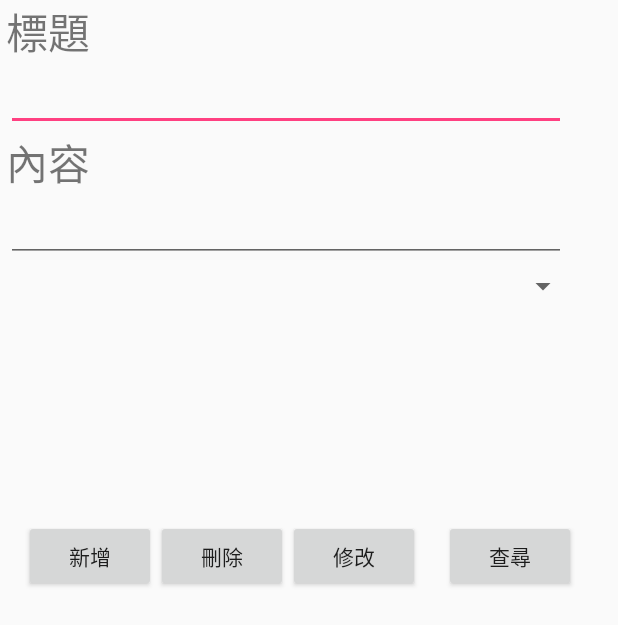
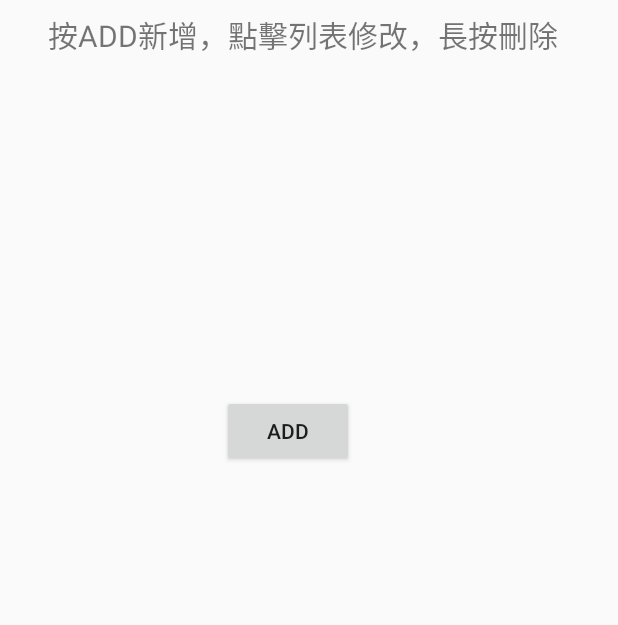
Before and after one commit to MomentaryChen/SportApp, an Android app: the layout activity_notebook.xml on its own in the app's theme, with its tools: preview values and no code run, on a phone screen of 412 x 824 dp. Shown: the top 625 px of the screen. Run offline under Robolectric (Android 15) with nearby library versions, the light colour scheme and no system bars.

Commit message:
剩一些bug

```diff
--- a/app/src/main/AndroidManifest.xml
+++ b/app/src/main/AndroidManifest.xml
@@ -14,6 +14,8 @@
     <uses-permission android:name="com.google.android.providers.gsf.permission.READ_GSERVICES" />
     <uses-permission android:name="android.permission.ACCESS_COARSE_LOCATION" />
     <uses-permission android:name="android.permission.ACCESS_FINE_LOCATION" />
+    <uses-permission android:name="android.permission.READ_EXTERNAL_STORAGE"/>
+
 
     <application
         android:allowBackup="true"
--- a/app/src/main/res/layout/activity_notebook.xml
+++ b/app/src/main/res/layout/activity_notebook.xml
@@ -7,105 +7,35 @@
     tools:context=".NotebookActivity">
 
     <Button
-        android:id="@+id/Add"
+        android:id="@+id/btn_addnote"
         android:layout_width="wrap_content"
         android:layout_height="wrap_content"
-        android:layout_marginStart="16dp"
-        android:layout_marginTop="12dp"
-        android:text="新增"
+        android:layout_marginStart="148dp"
+        android:layout_marginTop="8dp"
+        android:text="Add"
         app:layout_constraintStart_toStartOf="parent"
-        app:layout_constraintTop_toBottomOf="@+id/linearLayout" />
+        app:layout_constraintTop_toBottomOf="@+id/lv_notes" />
 
-    <Button
-        android:id="@+id/Delete"
+    <ListView
+        android:id="@+id/lv_notes"
+        android:layout_width="368dp"
+        android:layout_height="215dp"
+        android:layout_marginStart="8dp"
+        android:layout_marginTop="40dp"
+        app:layout_constraintStart_toStartOf="parent"
+        app:layout_constraintTop_toTopOf="parent" />
+
+    <TextView
+        android:id="@+id/textView4"
         android:layout_width="wrap_content"
         android:layout_height="wrap_content"
-        android:text="刪除"
-        app:layout_constraintBottom_toBottomOf="@+id/Add"
-        app:layout_constraintStart_toEndOf="@+id/Add" />
-
-    <Button
-        android:id="@+id/Change"
-        android:layout_width="wrap_content"
-        android:layout_height="wrap_content"
-        android:text="修改"
-        app:layout_constraintBottom_toBottomOf="@+id/Delete"
-        app:layout_constraintStart_toEndOf="@+id/Delete" />
-
-    <Button
-        android:id="@+id/Search"
-        android:layout_width="wrap_content"
-        android:layout_height="wrap_content"
-        android:layout_marginStart="16dp"
-        android:text="查尋"
-        app:layout_constraintBottom_toBottomOf="@+id/Change"
-        app:layout_constraintStart_toEndOf="@+id/Change" />
-
-    <Spinner
-        android:id="@+id/spinner"
-        android:layout_width="386dp"
-        android:layout_height="21dp"
-        android:layout_marginTop="180dp"
+        android:layout_marginEnd="8dp"
+        android:layout_marginTop="8dp"
+        android:text="按ADD新增，點擊列表修改，長按刪除"
+        android:textSize="20dp"
+        app:layout_constraintEnd_toEndOf="parent"
         app:layout_constraintStart_toStartOf="parent"
-        app:layout_constraintTop_toTopOf="parent"></Spinner>
-
-    <LinearLayout
-        android:id="@+id/linearLayout2"
-        android:layout_width="373dp"
-        android:layout_height="209dp"
-        android:layout_marginStart="4dp"
-        android:orientation="vertical"
-        app:layout_constraintStart_toStartOf="parent"
-        app:layout_constraintTop_toTopOf="parent">
-
-        <TextView
-            android:id="@+id/Title"
-            android:layout_width="match_parent"
-            android:layout_height="wrap_content"
-            android:text="標題"
-            android:textSize="28dp"
-            tools:layout_editor_absoluteX="104dp"
-            tools:layout_editor_absoluteY="16dp" />
-
-        <EditText
-            android:id="@+id/editText_title"
-            android:layout_width="match_parent"
-            android:layout_height="wrap_content"
-            android:ems="10"
-            android:inputType="textPersonName" />
-
-        <TextView
-            android:id="@+id/textView_content"
-            android:layout_width="match_parent"
-            android:layout_height="wrap_content"
-            android:text="內容"
-            android:textSize="28dp" />
-
-        <EditText
-            android:id="@+id/editText_content"
-            android:layout_width="match_parent"
-            android:layout_height="wrap_content"
-            android:ems="10"
-            android:inputType="textPersonName" />
-    </LinearLayout>
-
-    <LinearLayout
-        android:id="@+id/linearLayout"
-        android:layout_width="370dp"
-        android:layout_height="117dp"
-        android:layout_marginStart="8dp"
-        android:layout_marginTop="8dp"
-        android:orientation="vertical"
-        app:layout_constraintStart_toStartOf="parent"
-        app:layout_constraintTop_toBottomOf="@+id/linearLayout2">
-
-        <TextView
-            android:id="@+id/textView_show"
-            android:layout_width="match_parent"
-            android:layout_height="wrap_content"
-            tools:layout_editor_absoluteX="37dp"
-            tools:layout_editor_absoluteY="245dp" />
-    </LinearLayout>
+        app:layout_constraintTop_toTopOf="parent" />
 
 
 </android.support.constraint.ConstraintLayout>
```
Also changed, not shown: app/src/main/java/com/example/momentary/sportapp/FileProcess.java (added, +179 -0 lines), app/src/main/java/com/example/momentary/sportapp/NoteEditor.java (added, +72 -0 lines), app/src/main/java/com/example/momentary/sportapp/NotebookActivity.java (+63 -59 lines), app/src/main/res/layout/activity_note_editor.xml (added, +51 -0 lines).
